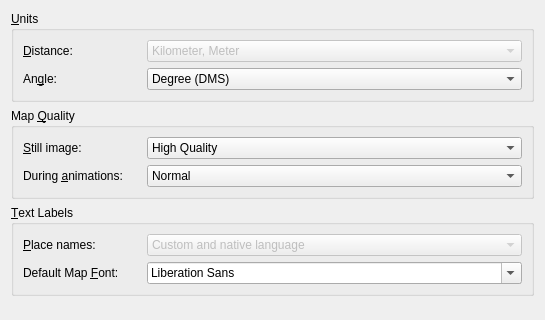
The window that src/lib/MarbleViewSettingsWidget.ui (KDE/marble) describes before a commit, drawn with Qt 5; both pictures show x 0 to 545 and y 0 to 320 of the 545 by 472 pixel window.
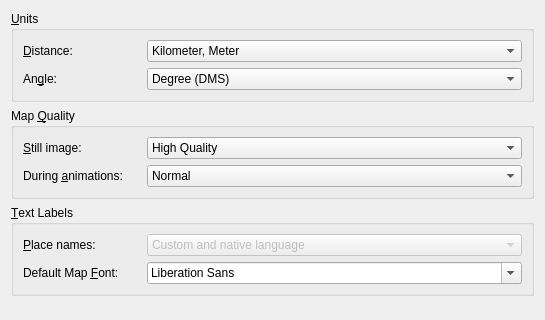
The same window after the commit.

```diff
--- a/src/lib/MarbleViewSettingsWidget.ui
+++ b/src/lib/MarbleViewSettingsWidget.ui
@@ -41,7 +41,7 @@
       <item row="0" column="1" >
        <widget class="QComboBox" name="kcfg_distanceUnit" >
         <property name="enabled" >
-         <bool>false</bool>
+         <bool>true</bool>
         </property>
         <property name="sizePolicy" >
          <sizepolicy vsizetype="Fixed" hsizetype="Preferred" >
```
